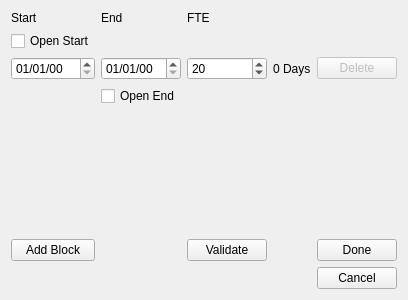
hratcliffe/TimeTrackerTwo, file GUI/AddProjectAdvanced.ui: the form before one commit.
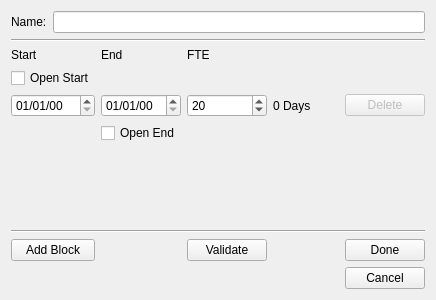
The form after the commit.

Commit message:
Remove old Add dialog, prepare validation
Swap to only using the advanced format, as it is clearer in the end
Also starts hooking up the necessary details for validation

Patch:
```diff
--- a/GUI/AddProjectAdvanced.ui
+++ b/GUI/AddProjectAdvanced.ui
@@ -6,7 +6,7 @@
    <rect>
     <x>0</x>
     <y>0</y>
-    <width>400</width>
+    <width>436</width>
     <height>300</height>
    </rect>
   </property>
@@ -16,51 +16,7 @@
   <layout class="QGridLayout" name="gridLayout_2">
    <item row="0" column="0">
     <layout class="QGridLayout" name="gridLayout">
-     <item row="7" column="4">
-      <widget class="QPushButton" name="cancelButton">
-       <property name="text">
-        <string>Cancel</string>
-       </property>
-      </widget>
-     </item>
-     <item row="1" column="0">
-      <widget class="QCheckBox" name="startCheckBox">
-       <property name="text">
-        <string>Open Start</string>
-       </property>
-      </widget>
-     </item>
-     <item row="0" column="0">
-      <widget class="QLabel" name="LabelLeftCol">
-       <property name="text">
-        <string>Start</string>
-       </property>
-      </widget>
-     </item>
-     <item row="5" column="0">
-      <spacer name="verticalSpacer">
-       <property name="orientation">
-        <enum>Qt::Orientation::Vertical</enum>
-       </property>
-       <property name="sizeHint" stdset="0">
-        <size>
-         <width>20</width>
-         <height>40</height>
-        </size>
-       </property>
-      </spacer>
-     </item>
-     <item row="2" column="4">
-      <widget class="QPushButton" name="baseDelete">
-       <property name="enabled">
-        <bool>false</bool>
-       </property>
-       <property name="text">
-        <string>Delete</string>
-       </property>
-      </widget>
-     </item>
-     <item row="2" column="2">
+     <item row="4" column="2">
       <widget class="QSpinBox" name="baseFTEField">
        <property name="minimum">
         <number>5</number>
@@ -76,83 +32,155 @@
        </property>
       </widget>
      </item>
-     <item row="2" column="3">
+     <item row="5" column="4">
+      <layout class="QVBoxLayout" name="buttonTarget"/>
+     </item>
+     <item row="4" column="4">
+      <widget class="QPushButton" name="baseDelete">
+       <property name="enabled">
+        <bool>false</bool>
+       </property>
+       <property name="text">
+        <string>Delete</string>
+       </property>
+      </widget>
+     </item>
+     <item row="4" column="3">
       <widget class="QLabel" name="baseRowHint">
        <property name="text">
         <string>0 Days</string>
        </property>
       </widget>
      </item>
-     <item row="6" column="0">
+     <item row="9" column="4">
+      <widget class="QPushButton" name="doneButton">
+       <property name="text">
+        <string>Done</string>
+       </property>
+      </widget>
+     </item>
+     <item row="0" column="0" colspan="5">
+      <layout class="QHBoxLayout" name="horizontalLayout">
+       <item>
+        <widget class="QLabel" name="NameLabel">
+         <property name="text">
+          <string>Name:</string>
+         </property>
+        </widget>
+       </item>
+       <item>
+        <widget class="QLineEdit" name="nameEdit"/>
+       </item>
+      </layout>
+     </item>
+     <item row="9" column="0">
       <widget class="QPushButton" name="addButton">
        <property name="text">
         <string>Add Block</string>
        </property>
       </widget>
      </item>
-     <item row="2" column="0">
-      <widget class="QDateEdit" name="baseStartSelect">
-       <property name="displayFormat">
-        <string>dd/MM/yy</string>
-       </property>
-      </widget>
-     </item>
-     <item row="4" column="1">
-      <widget class="QCheckBox" name="endCheckBox">
-       <property name="text">
-        <string>Open End</string>
-       </property>
-      </widget>
-     </item>
-     <item row="0" column="2">
+     <item row="2" column="2">
       <widget class="QLabel" name="LabelRightCol">
        <property name="text">
         <string>FTE</string>
        </property>
       </widget>
      </item>
-     <item row="0" column="1">
+     <item row="6" column="1">
+      <widget class="QCheckBox" name="endCheckBox">
+       <property name="text">
+        <string>Open End</string>
+       </property>
+      </widget>
+     </item>
+     <item row="5" column="0">
+      <layout class="QVBoxLayout" name="startTarget"/>
+     </item>
+     <item row="2" column="1">
       <widget class="QLabel" name="LabelMiddleCol">
        <property name="text">
         <string>End</string>
        </property>
       </widget>
      </item>
-     <item row="6" column="4">
-      <widget class="QPushButton" name="doneButton">
-       <property name="text">
-        <string>Done</string>
-       </property>
-      </widget>
-     </item>
-     <item row="2" column="1">
-      <widget class="QDateEdit" name="baseEndSelect">
-       <property name="displayFormat">
-        <string>dd/MM/yy</string>
-       </property>
-      </widget>
-     </item>
-     <item row="6" column="2">
-      <widget class="QPushButton" name="validateButton">
-       <property name="text">
-        <string>Validate</string>
-       </property>
-      </widget>
-     </item>
      <item row="3" column="0">
-      <layout class="QVBoxLayout" name="startTarget"/>
+      <widget class="QCheckBox" name="startCheckBox">
+       <property name="text">
+        <string>Open Start</string>
+       </property>
+      </widget>
      </item>
-     <item row="3" column="1">
-      <layout class="QVBoxLayout" name="endTarget"/>
+     <item row="2" column="0">
+      <widget class="QLabel" name="LabelLeftCol">
+       <property name="text">
+        <string>Start</string>
+       </property>
+      </widget>
      </item>
-     <item row="3" column="2">
+     <item row="1" column="0" colspan="5">
+      <widget class="Line" name="line">
+       <property name="orientation">
+        <enum>Qt::Orientation::Horizontal</enum>
+       </property>
+      </widget>
+     </item>
+     <item row="5" column="2">
       <layout class="QVBoxLayout" name="FTETarget"/>
      </item>
-     <item row="3" column="3">
+     <item row="10" column="4">
+      <widget class="QPushButton" name="cancelButton">
+       <property name="text">
+        <string>Cancel</string>
+       </property>
+      </widget>
+     </item>
+     <item row="4" column="0">
+      <widget class="QDateEdit" name="baseStartSelect">
+       <property name="displayFormat">
+        <string>dd/MM/yy</string>
+       </property>
+      </widget>
+     </item>
+     <item row="4" column="1">
+      <widget class="QDateEdit" name="baseEndSelect">
+       <property name="displayFormat">
+        <string>dd/MM/yy</string>
+       </property>
+      </widget>
+     </item>
+     <item row="5" column="3">
       <layout class="QVBoxLayout" name="labelTarget"/>
      </item>
-     <item row="3" column="4">
-      <layout class="QVBoxLayout" name="buttonTarget"/>
+     <item row="5" column="1">
+      <layout class="QVBoxLayout" name="endTarget"/>
+     </item>
+     <item row="7" column="0">
+      <spacer name="verticalSpacer">
+       <property name="orientation">
+        <enum>Qt::Orientation::Vertical</enum>
+       </property>
+       <property name="sizeHint" stdset="0">
+        <size>
+         <width>20</width>
+         <height>40</height>
+        </size>
+       </property>
+      </spacer>
+     </item>
+     <item row="9" column="2">
+      <widget class="QPushButton" name="validateButton">
+       <property name="text">
+        <string>Validate</string>
+       </property>
+      </widget>
+     </item>
+     <item row="8" column="0" colspan="5">
+      <widget class="Line" name="line_2">
+       <property name="orientation">
+        <enum>Qt::Orientation::Horizontal</enum>
+       </property>
+      </widget>
      </item>
     </layout>
    </item>
```
The commit also changes 5 other files.
